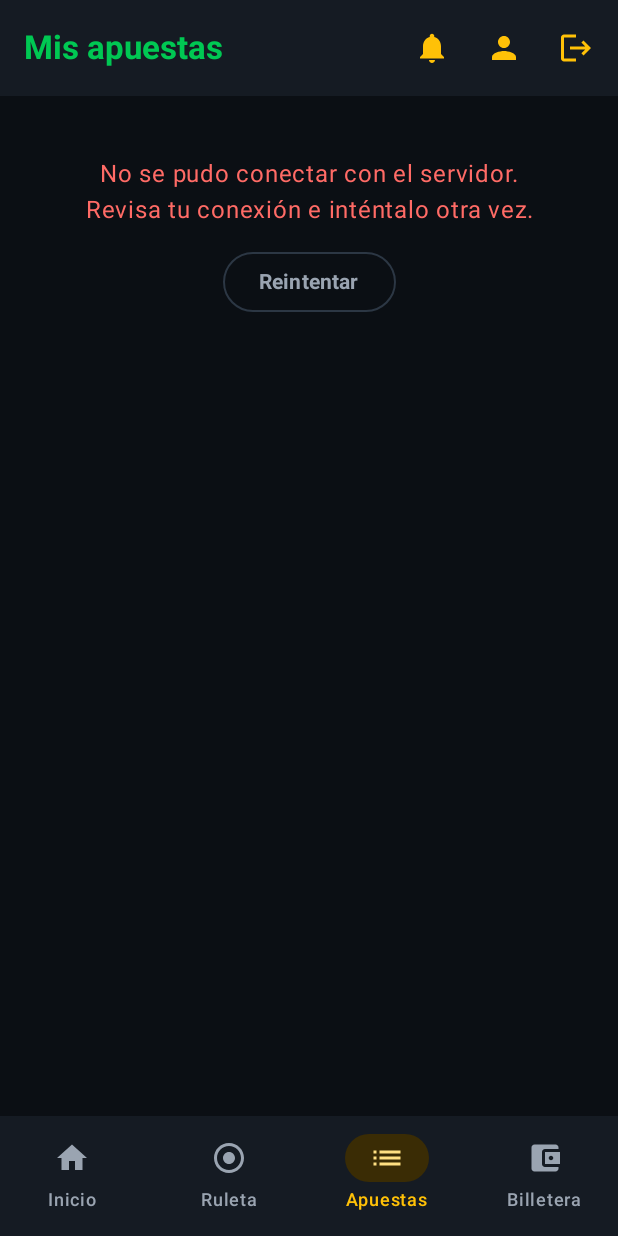
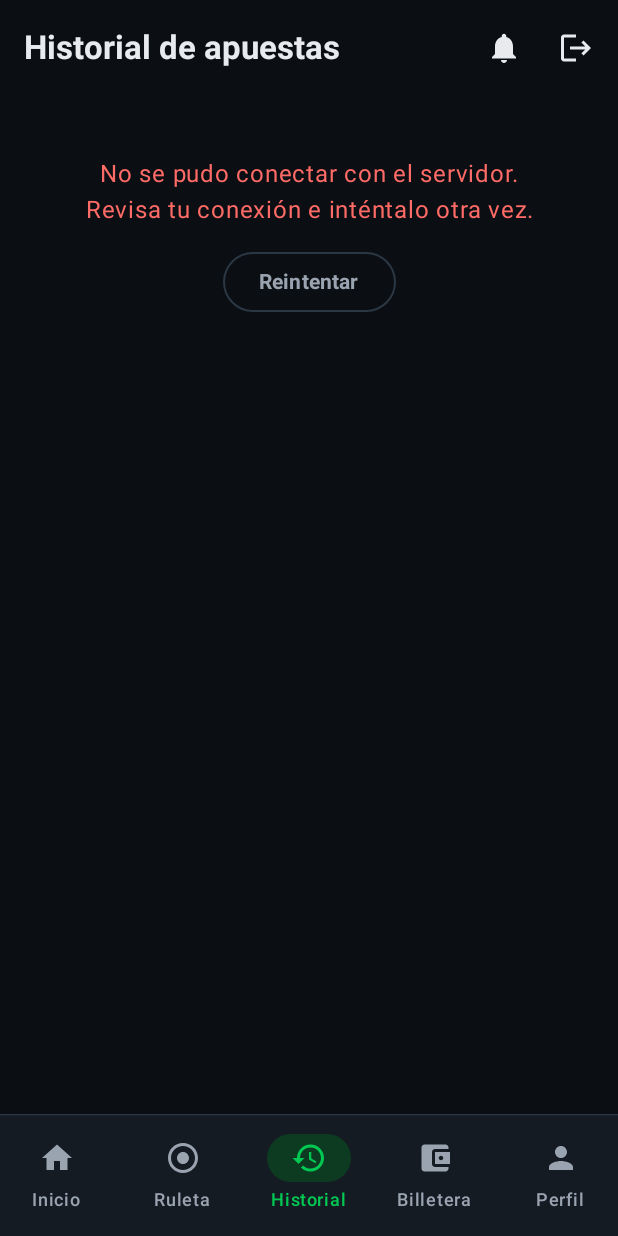
Before and after one commit to kiaraalburqueque-stack/PalaceTec, an Android app built with Jetpack Compose: the composable PlayerFlow shown on its own in the app's theme, item 3 of the bottom bar chosen, on a phone screen of 412 x 824 dp. Run offline under Robolectric (Android 15) with nearby library versions, the phone set to English and light mode, and no system bars; network calls fail; pictures from the network do not load.

Commit message:
feat(movil): rediseña la navegación con barra inferior de cinco pestañas
- Pestañas con ícono: Inicio, Ruleta, Historial, Billetera y Perfil.
- Perfil pasa de la barra superior a su propia pestaña; desde ahí se
  abren estadísticas, juego responsable y ajustes.
- La barra superior muestra el logo en Inicio y conserva la campana con
  las notificaciones sin leer y el cierre de sesión.

Co-authored-by: Kiara Alburqueque <kiara.alburqueque@tecsup.edu.pe>

```diff
--- a/usuario/movil/app/src/main/java/com/tecsup/palacetec/ui/navigation/PalaceTecRoot.kt
+++ b/usuario/movil/app/src/main/java/com/tecsup/palacetec/ui/navigation/PalaceTecRoot.kt
@@ -1,17 +1,22 @@
 package com.tecsup.palacetec.ui.navigation
 
 import androidx.annotation.DrawableRes
+import androidx.compose.foundation.layout.Arrangement
+import androidx.compose.foundation.layout.Column
+import androidx.compose.foundation.layout.Row
 import androidx.compose.foundation.layout.WindowInsets
 import androidx.compose.foundation.layout.consumeWindowInsets
 import androidx.compose.foundation.layout.padding
 import androidx.compose.material3.Badge
 import androidx.compose.material3.BadgedBox
 import androidx.compose.material3.ExperimentalMaterial3Api
+import androidx.compose.material3.HorizontalDivider
 import androidx.compose.material3.Icon
 import androidx.compose.material3.IconButton
 import androidx.compose.material3.MaterialTheme
 import androidx.compose.material3.NavigationBar
 import androidx.compose.material3.NavigationBarItem
+import androidx.compose.material3.NavigationBarItemDefaults
 import androidx.compose.material3.Scaffold
 import androidx.compose.material3.Text
 import androidx.compose.material3.TopAppBar
@@ -23,9 +28,10 @@ import androidx.compose.runtime.mutableStateOf
 import androidx.compose.runtime.saveable.rememberSaveable
 import androidx.compose.runtime.setValue
 import androidx.compose.runtime.key
+import androidx.compose.ui.Alignment
 import androidx.compose.ui.Modifier
 import androidx.compose.ui.res.painterResource
-import androidx.compose.ui.text.font.FontWeight
+import androidx.compose.ui.unit.dp
 import androidx.lifecycle.ViewModel
 import androidx.lifecycle.compose.LifecycleStartEffect
 import androidx.lifecycle.compose.collectAsStateWithLifecycle
@@ -43,6 +49,8 @@ import com.tecsup.palacetec.ui.auth.LoginScreen
 import com.tecsup.palacetec.ui.auth.RegisterScreen
 import com.tecsup.palacetec.ui.auth.SplashScreen
 import com.tecsup.palacetec.ui.bets.BetsScreen
+import com.tecsup.palacetec.ui.components.PalaceTecLogo
+import com.tecsup.palacetec.ui.components.PalaceTecWordmark
 import com.tecsup.palacetec.ui.home.HomeScreen
 import com.tecsup.palacetec.ui.notifications.NotificationsScreen
 import com.tecsup.palacetec.ui.notifications.UnreadViewModel
@@ -68,14 +76,14 @@ object Routes {
 enum class Tab(val route: String, val label: String, val title: String, @param:DrawableRes val icon: Int) {
     HOME("home", "Inicio", "PalaceTec", R.drawable.ic_home),
     ROULETTE("roulette", "Ruleta", "Ruleta", R.drawable.ic_roulette),
-    BETS("bets", "Apuestas", "Mis apuestas", R.drawable.ic_bets),
+    BETS("bets", "Historial", "Historial de apuestas", R.drawable.ic_history),
     WALLET("wallet", "Billetera", "Billetera", R.drawable.ic_wallet),
+    PROFILE("profile", "Perfil", "Mi perfil", R.drawable.ic_person),
 }
 
 /** Pantallas que se abren encima de una pestaña, con flecha para volver. */
 enum class Section(val route: String, val title: String) {
     NOTIFICATIONS("notifications", "Notificaciones"),
-    PROFILE("profile", "Mi perfil"),
     STATS("stats", "Estadísticas"),
     RESPONSIBLE("responsible", "Juego responsable"),
     SETTINGS("settings", "Ajustes"),
@@ -142,7 +150,7 @@ private fun PlayerFlow(
     Scaffold(
         topBar = {
             if (section != null) SectionTopBar(section.title, onBack = { nav.popBackStack() })
-            else PlayerTopBar(currentTab.title, unread, onOpen = { nav.openSection(it) }, onLogout)
+            else PlayerTopBar(currentTab, unread, onNotifications = { nav.openSection(Section.NOTIFICATIONS) }, onLogout)
         },
         bottomBar = { if (section == null) PlayerNavigationBar(currentTab) { nav.openTab(it) } },
     ) { padding ->
@@ -159,7 +167,7 @@ private fun PlayerFlow(
             composable(Tab.BETS.route) { BetsScreen() }
             composable(Tab.WALLET.route) { WalletScreen() }
             composable(Section.NOTIFICATIONS.route) { NotificationsScreen() }
-            composable(Section.PROFILE.route) {
+            composable(Tab.PROFILE.route) {
                 ProfileScreen(
                     links = listOf(
                         ProfileLink("Estadísticas", R.drawable.ic_stats) { nav.openSection(Section.STATS) },
@@ -198,17 +206,17 @@ private fun NavHostController.openSection(section: Section) {
 @OptIn(ExperimentalMaterial3Api::class)
 @Composable
 private fun topBarColors() = TopAppBarDefaults.topAppBarColors(
-    containerColor = MaterialTheme.colorScheme.surfaceContainer,
-    titleContentColor = MaterialTheme.colorScheme.primary,
-    navigationIconContentColor = MaterialTheme.colorScheme.secondary,
-    actionIconContentColor = MaterialTheme.colorScheme.secondary,
+    containerColor = MaterialTheme.colorScheme.background,
+    titleContentColor = MaterialTheme.colorScheme.onSurface,
+    navigationIconContentColor = MaterialTheme.colorScheme.onSurface,
+    actionIconContentColor = MaterialTheme.colorScheme.onSurface,
 )
 
 @OptIn(ExperimentalMaterial3Api::class)
 @Composable
 private fun SectionTopBar(title: String, onBack: () -> Unit) {
     TopAppBar(
-        title = { Text(title, fontWeight = FontWeight.Bold) },
+        title = { Text(title, style = MaterialTheme.typography.titleLarge) },
         colors = topBarColors(),
         navigationIcon = {
             IconButton(onClick = onBack) {
@@ -218,23 +226,38 @@ private fun SectionTopBar(title: String, onBack: () -> Unit) {
     )
 }
 
+/** En Inicio va la marca; en las demás pestañas, el nombre de la pestaña. */
 @OptIn(ExperimentalMaterial3Api::class)
 @Composable
-private fun PlayerTopBar(title: String, unread: Long, onOpen: (Section) -> Unit, onLogout: () -> Unit) {
+private fun PlayerTopBar(tab: Tab, unread: Long, onNotifications: () -> Unit, onLogout: () -> Unit) {
     TopAppBar(
-        title = { Text(title, fontWeight = FontWeight.Bold) },
+        title = {
+            if (tab == Tab.HOME) {
+                Row(verticalAlignment = Alignment.CenterVertically, horizontalArrangement = Arrangement.spacedBy(10.dp)) {
+                    PalaceTecLogo(30.dp)
+                    PalaceTecWordmark(style = MaterialTheme.typography.titleLarge)
+                }
+            } else {
+                Text(tab.title, style = MaterialTheme.typography.titleLarge)
+            }
+        },
         colors = topBarColors(),
         actions = {
-            IconButton(onClick = { onOpen(Section.NOTIFICATIONS) }) {
-                BadgedBox(badge = { if (unread > 0) Badge { Text(if (unread > 99) "99+" else "$unread") } }) {
+            IconButton(onClick = onNotifications) {
+                BadgedBox(
+                    badge = {
+                        if (unread > 0) {
+                            Badge(containerColor = MaterialTheme.colorScheme.tertiary) {
+                                Text(if (unread > 99) "99+" else "$unread")
+                            }
+                        }
+                    },
+                ) {
                     Icon(
                         painterResource(R.drawable.ic_notifications),
                         contentDescription = if (unread > 0) "Notificaciones: $unread sin leer" else "Notificaciones",
                     )
                 }
-            }
-            IconButton(onClick = { onOpen(Section.PROFILE) }) {
-                Icon(painterResource(R.drawable.ic_person), contentDescription = "Mi perfil")
             }
             IconButton(onClick = onLogout) {
                 Icon(painterResource(R.drawable.ic_logout), contentDescription = "Cerrar sesión")
@@ -245,14 +268,24 @@ private fun PlayerTopBar(title: String, unread: Long, onOpen: (Section) -> Unit,
 
 @Composable
 private fun PlayerNavigationBar(current: Tab, onSelect: (Tab) -> Unit) {
-    NavigationBar {
+    Column {
+        HorizontalDivider(color = MaterialTheme.colorScheme.outline)
+        NavigationBar(containerColor = MaterialTheme.colorScheme.surfaceContainer, tonalElevation = 0.dp) {
             Tab.entries.forEach { tab ->
                 NavigationBarItem(
                     selected = tab == current,
                     onClick = { onSelect(tab) },
                     icon = { Icon(painterResource(tab.icon), contentDescription = null) },
-                label = { Text(tab.label) },
+                    label = { Text(tab.label, maxLines = 1) },
+                    colors = NavigationBarItemDefaults.colors(
+                        selectedIconColor = MaterialTheme.colorScheme.primary,
+                        selectedTextColor = MaterialTheme.colorScheme.primary,
+                        indicatorColor = MaterialTheme.colorScheme.primaryContainer,
+                        unselectedIconColor = MaterialTheme.colorScheme.onSurfaceVariant,
+                        unselectedTextColor = MaterialTheme.colorScheme.onSurfaceVariant,
+                    ),
                 )
             }
         }
     }
+}
--- /dev/null
+++ b/usuario/movil/app/src/main/res/drawable/ic_history.xml
@@ -0,0 +1,9 @@
+<vector xmlns:android="http://schemas.android.com/apk/res/android"
+    android:width="24dp"
+    android:height="24dp"
+    android:viewportWidth="24"
+    android:viewportHeight="24">
+    <path
+        android:fillColor="#FFFFFFFF"
+        android:pathData="M13,3c-4.97,0 -9,4.03 -9,9L1,12l3.89,3.89 0.07,0.14L9,12L6,12c0,-3.87 3.13,-7 7,-7s7,3.13 7,7 -3.13,7 -7,7c-1.93,0 -3.68,-0.79 -4.94,-2.06l-1.42,1.42C8.27,19.99 10.51,21 13,21c4.97,0 9,-4.03 9,-9s-4.03,-9 -9,-9zM12,8v5l4.28,2.54 0.72,-1.21 -3.5,-2.08L13.5,8L12,8z" />
+</vector>
```
Lines whose indentation alone changed are shown as unchanged.
